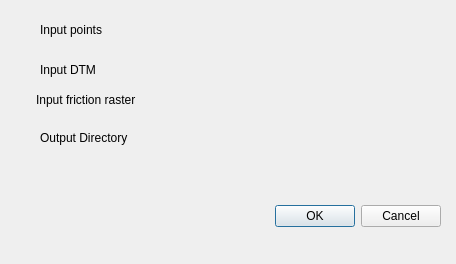
Above: arch_iso/arch_iso_dialog_base.ui from archaeodav/archISO before the change. Below: the same form after it.
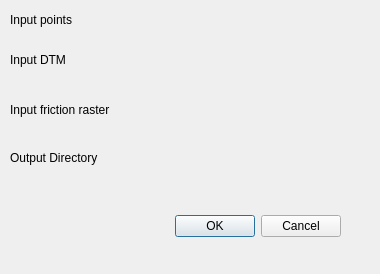
That is the form after the change. Custom widgets are drawn as their Qt base class.

Diff of the .ui file:
```diff
--- a/arch_iso/arch_iso_dialog_base.ui
+++ b/arch_iso/arch_iso_dialog_base.ui
@@ -6,8 +6,8 @@
    <rect>
     <x>0</x>
     <y>0</y>
-    <width>456</width>
-    <height>264</height>
+    <width>380</width>
+    <height>274</height>
    </rect>
   </property>
   <property name="windowTitle">
@@ -16,8 +16,8 @@
   <widget class="QDialogButtonBox" name="button_box">
    <property name="geometry">
     <rect>
-     <x>100</x>
-     <y>200</y>
+     <x>0</x>
+     <y>210</y>
      <width>341</width>
      <height>32</height>
     </rect>
@@ -32,9 +32,9 @@
   <widget class="QgsFileWidget" name="points">
    <property name="geometry">
     <rect>
-     <x>240</x>
-     <y>20</y>
-     <width>201</width>
+     <x>10</x>
+     <y>30</y>
+     <width>331</width>
      <height>27</height>
     </rect>
    </property>
@@ -42,9 +42,9 @@
   <widget class="QgsFileWidget" name="dtmFile">
    <property name="geometry">
     <rect>
-     <x>240</x>
-     <y>50</y>
-     <width>201</width>
+     <x>10</x>
+     <y>70</y>
+     <width>331</width>
      <height>27</height>
     </rect>
    </property>
@@ -52,9 +52,9 @@
   <widget class="QgsFileWidget" name="frictionFile">
    <property name="geometry">
     <rect>
-     <x>240</x>
-     <y>80</y>
-     <width>201</width>
+     <x>10</x>
+     <y>120</y>
+     <width>331</width>
      <height>27</height>
     </rect>
    </property>
@@ -62,8 +62,8 @@
   <widget class="QLabel" name="label">
    <property name="geometry">
     <rect>
-     <x>40</x>
-     <y>20</y>
+     <x>10</x>
+     <y>10</y>
      <width>191</width>
      <height>20</height>
     </rect>
@@ -75,8 +75,8 @@
   <widget class="QLabel" name="label_2">
    <property name="geometry">
     <rect>
-     <x>40</x>
-     <y>60</y>
+     <x>10</x>
+     <y>50</y>
      <width>161</width>
      <height>20</height>
     </rect>
@@ -88,8 +88,8 @@
   <widget class="QLabel" name="label_3">
    <property name="geometry">
     <rect>
-     <x>36</x>
-     <y>90</y>
+     <x>10</x>
+     <y>100</y>
      <width>141</width>
      <height>20</height>
     </rect>
@@ -101,9 +101,9 @@
   <widget class="QgsFileWidget" name="outdirFile">
    <property name="geometry">
     <rect>
-     <x>240</x>
-     <y>120</y>
-     <width>201</width>
+     <x>10</x>
+     <y>170</y>
+     <width>331</width>
      <height>27</height>
     </rect>
    </property>
@@ -111,8 +111,8 @@
   <widget class="QLabel" name="label_4">
    <property name="geometry">
     <rect>
-     <x>40</x>
-     <y>130</y>
+     <x>10</x>
+     <y>150</y>
      <width>101</width>
      <height>16</height>
     </rect>
```
Left out of the diff: 2 changed lines with no effect on the pictures.
